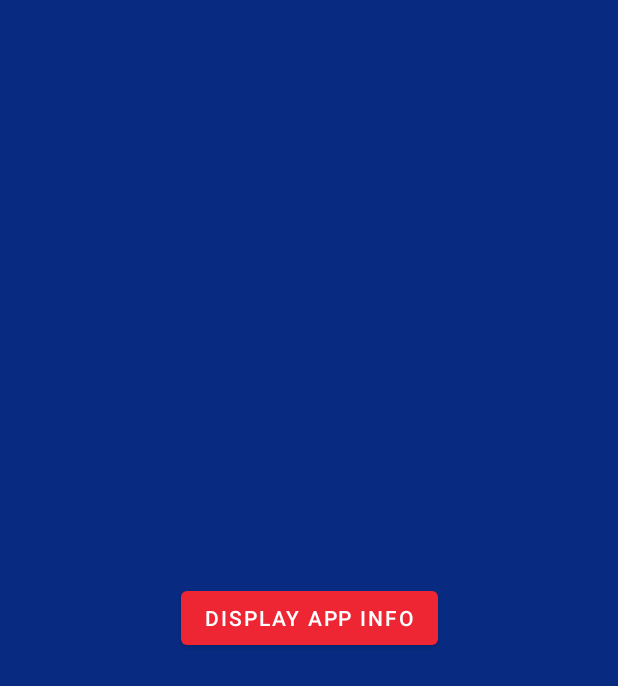
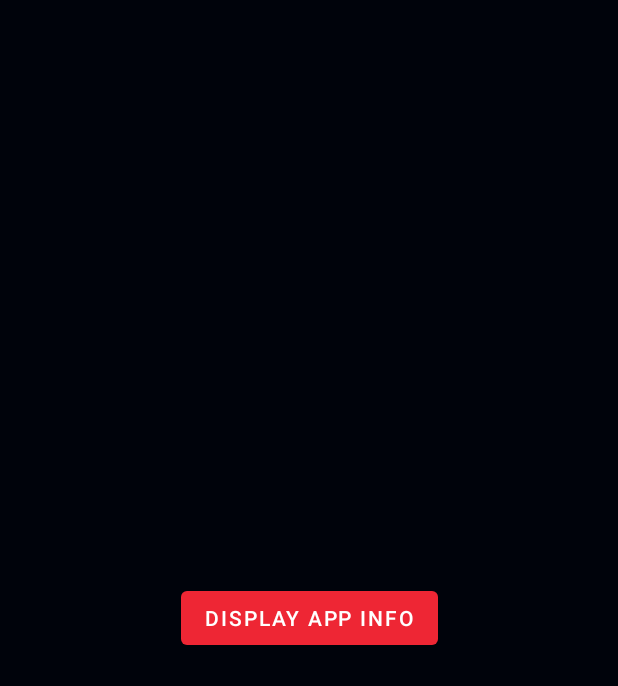
Before and after one commit to azurmop/Mapp, an Android app: the screen it shows after launch (MainActivity), on a phone screen of 412 x 824 dp. Shown: the top 686 px of the screen. Run offline under Robolectric (Android 15) with nearby library versions, the phone set to English and light mode, and no system bars.

Commit message:
Change background color

```diff
--- a/app/src/main/res/layout/activity_main.xml
+++ b/app/src/main/res/layout/activity_main.xml
@@ -4,7 +4,7 @@
     xmlns:tools="http://schemas.android.com/tools"
     android:layout_width="match_parent"
     android:layout_height="match_parent"
-    android:background="#082B81"
+    android:background="#00030B"
     tools:context=".MainActivity">
 
     <com.google.android.material.button.MaterialButton
```
